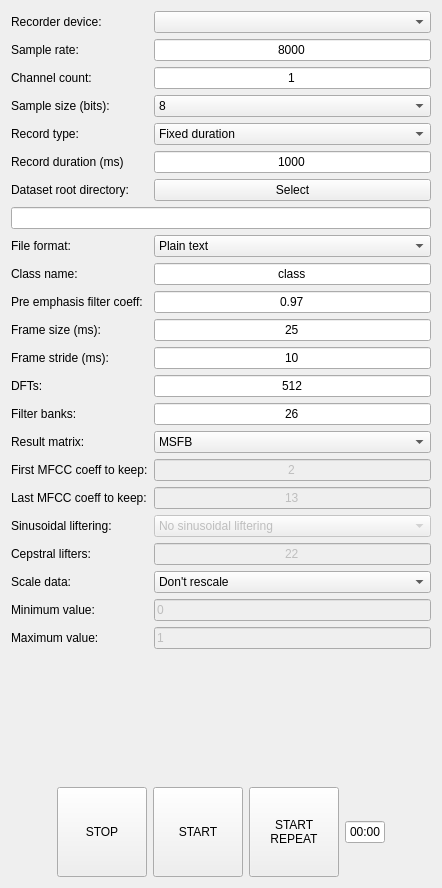
Qt form mainwindow.ui (Tai-Min/Spectogram-Dataset-Recorder) before a commit.
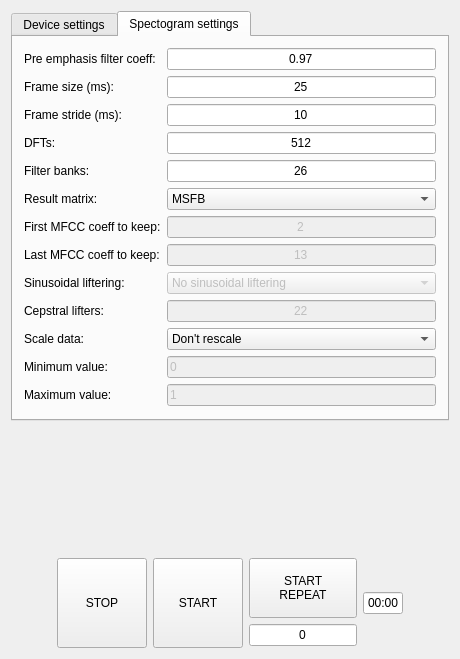
The same form after that commit.

Commit message: Redesign UI, add number of repeats input

The edit to the form file:
```diff
--- a/mainwindow.ui
+++ b/mainwindow.ui
@@ -6,8 +6,8 @@
    <rect>
     <x>0</x>
     <y>0</y>
-    <width>442</width>
-    <height>888</height>
+    <width>460</width>
+    <height>652</height>
    </rect>
   </property>
   <property name="sizePolicy">
@@ -28,12 +28,15 @@
    </property>
    <layout class="QVBoxLayout" name="verticalLayout_2">
     <item>
-     <layout class="QVBoxLayout" name="verticalLayout">
-      <property name="spacing">
-       <number>10</number>
+     <widget class="QTabWidget" name="tabWidget">
+      <property name="currentIndex">
+       <number>1</number>
       </property>
-      <item>
-       <layout class="QFormLayout" name="formLayout">
+      <widget class="QWidget" name="tab">
+       <attribute name="title">
+        <string>Device settings</string>
+       </attribute>
+       <layout class="QFormLayout" name="formLayout_2">
         <item row="0" column="0">
          <widget class="QLabel" name="label">
           <property name="maximumSize">
@@ -192,6 +195,30 @@
           </property>
          </widget>
         </item>
+        <item row="8" column="1">
+         <widget class="QComboBox" name="fileFormat">
+          <item>
+           <property name="text">
+            <string>Plain text</string>
+           </property>
+          </item>
+          <item>
+           <property name="text">
+            <string>Numpy array</string>
+           </property>
+          </item>
+          <item>
+           <property name="text">
+            <string>JPG color image</string>
+           </property>
+          </item>
+          <item>
+           <property name="text">
+            <string>JPG grayscale image</string>
+           </property>
+          </item>
+         </widget>
+        </item>
         <item row="9" column="0">
          <widget class="QLabel" name="label_5">
           <property name="text">
@@ -209,14 +236,21 @@
           </property>
          </widget>
         </item>
-        <item row="10" column="0">
+       </layout>
+      </widget>
+      <widget class="QWidget" name="tab_2">
+       <attribute name="title">
+        <string>Spectogram settings</string>
+       </attribute>
+       <layout class="QFormLayout" name="formLayout_3">
+        <item row="0" column="0">
          <widget class="QLabel" name="label_9">
           <property name="text">
            <string>Pre emphasis filter coeff:</string>
           </property>
          </widget>
         </item>
-        <item row="10" column="1">
+        <item row="0" column="1">
          <widget class="QLineEdit" name="preEmphasisInput">
           <property name="text">
            <string>0.97</string>
@@ -226,14 +260,14 @@
           </property>
          </widget>
         </item>
-        <item row="11" column="0">
+        <item row="1" column="0">
          <widget class="QLabel" name="label_10">
           <property name="text">
            <string>Frame size (ms):</string>
           </property>
          </widget>
         </item>
-        <item row="11" column="1">
+        <item row="1" column="1">
          <widget class="QLineEdit" name="frameSizeInput">
           <property name="text">
            <string>25</string>
@@ -243,14 +277,14 @@
           </property>
          </widget>
         </item>
-        <item row="12" column="0">
+        <item row="2" column="0">
          <widget class="QLabel" name="label_11">
           <property name="text">
            <string>Frame stride (ms):</string>
           </property>
          </widget>
         </item>
-        <item row="12" column="1">
+        <item row="2" column="1">
          <widget class="QLineEdit" name="frameStrideInput">
           <property name="text">
            <string>10</string>
@@ -260,14 +294,14 @@
           </property>
          </widget>
         </item>
-        <item row="13" column="0">
+        <item row="3" column="0">
          <widget class="QLabel" name="label_12">
           <property name="text">
            <string>DFTs:</string>
           </property>
          </widget>
         </item>
-        <item row="13" column="1">
+        <item row="3" column="1">
          <widget class="QLineEdit" name="FFTPointsInput">
           <property name="text">
            <string>512</string>
@@ -277,14 +311,14 @@
           </property>
          </widget>
         </item>
-        <item row="14" column="0">
+        <item row="4" column="0">
          <widget class="QLabel" name="label_13">
           <property name="text">
            <string>Filter banks:</string>
           </property>
          </widget>
         </item>
-        <item row="14" column="1">
+        <item row="4" column="1">
          <widget class="QLineEdit" name="filterBanksInput">
           <property name="text">
            <string>26</string>
@@ -294,14 +328,14 @@
           </property>
          </widget>
         </item>
-        <item row="15" column="0">
+        <item row="5" column="0">
          <widget class="QLabel" name="label_14">
           <property name="text">
            <string>Result matrix:</string>
           </property>
          </widget>
         </item>
-        <item row="15" column="1">
+        <item row="5" column="1">
          <widget class="QComboBox" name="resultMatrix">
           <item>
            <property name="text">
@@ -315,38 +349,14 @@
           </item>
          </widget>
         </item>
-        <item row="8" column="1">
-         <widget class="QComboBox" name="fileFormat">
-          <item>
-           <property name="text">
-            <string>Plain text</string>
-           </property>
-          </item>
-          <item>
-           <property name="text">
-            <string>Numpy array</string>
-           </property>
-          </item>
-          <item>
-           <property name="text">
-            <string>JPG color image</string>
-           </property>
-          </item>
-          <item>
-           <property name="text">
-            <string>JPG grayscale image</string>
-           </property>
-          </item>
-         </widget>
-        </item>
-        <item row="16" column="0">
+        <item row="6" column="0">
          <widget class="QLabel" name="label_16">
           <property name="text">
            <string>First MFCC coeff to keep:</string>
           </property>
          </widget>
         </item>
-        <item row="16" column="1">
+        <item row="6" column="1">
          <widget class="QLineEdit" name="firstMFCCInput">
           <property name="enabled">
            <bool>false</bool>
@@ -359,14 +369,14 @@
           </property>
          </widget>
         </item>
-        <item row="17" column="0">
+        <item row="7" column="0">
          <widget class="QLabel" name="label_17">
           <property name="text">
            <string>Last MFCC coeff to keep:</string>
           </property>
          </widget>
         </item>
-        <item row="17" column="1">
+        <item row="7" column="1">
          <widget class="QLineEdit" name="lastMFCCInput">
           <property name="enabled">
            <bool>false</bool>
@@ -379,7 +389,14 @@
           </property>
          </widget>
         </item>
-        <item row="18" column="1">
+        <item row="8" column="0">
+         <widget class="QLabel" name="label_18">
+          <property name="text">
+           <string>Sinusoidal liftering:</string>
+          </property>
+         </widget>
+        </item>
+        <item row="8" column="1">
          <widget class="QComboBox" name="lifteringInput">
           <property name="enabled">
            <bool>false</bool>
@@ -396,21 +413,14 @@
           </item>
          </widget>
         </item>
-        <item row="18" column="0">
-         <widget class="QLabel" name="label_18">
-          <property name="text">
-           <string>Sinusoidal liftering:</string>
-          </property>
-         </widget>
-        </item>
-        <item row="19" column="0">
+        <item row="9" column="0">
          <widget class="QLabel" name="label_19">
           <property name="text">
            <string>Cepstral lifters:</string>
           </property>
          </widget>
         </item>
-        <item row="19" column="1">
+        <item row="9" column="1">
          <widget class="QLineEdit" name="cepLiftersInput">
           <property name="enabled">
            <bool>false</bool>
@@ -423,14 +433,14 @@
           </property>
          </widget>
         </item>
-        <item row="20" column="0">
+        <item row="10" column="0">
          <widget class="QLabel" name="label_20">
           <property name="text">
            <string>Scale data:</string>
           </property>
          </widget>
         </item>
-        <item row="20" column="1">
+        <item row="10" column="1">
          <widget class="QComboBox" name="rescaleInput">
           <item>
            <property name="text">
@@ -444,31 +454,31 @@
           </item>
          </widget>
         </item>
-        <item row="21" column="1">
-         <widget class="QLineEdit" name="rescaleMinInput">
-          <property name="enabled">
-           <bool>false</bool>
-          </property>
-          <property name="text">
-           <string>0</string>
-          </property>
-         </widget>
-        </item>
-        <item row="21" column="0">
+        <item row="11" column="0">
          <widget class="QLabel" name="label_21">
           <property name="text">
            <string>Minimum value:</string>
           </property>
          </widget>
         </item>
-        <item row="22" column="0">
+        <item row="11" column="1">
+         <widget class="QLineEdit" name="rescaleMinInput">
+          <property name="enabled">
+           <bool>false</bool>
+          </property>
+          <property name="text">
+           <string>0</string>
+          </property>
+         </widget>
+        </item>
+        <item row="12" column="0">
          <widget class="QLabel" name="label_22">
           <property name="text">
            <string>Maximum value:</string>
           </property>
          </widget>
         </item>
-        <item row="22" column="1">
+        <item row="12" column="1">
          <widget class="QLineEdit" name="rescaleMaxInput">
           <property name="enabled">
            <bool>false</bool>
@@ -479,8 +489,8 @@
          </widget>
         </item>
        </layout>
-      </item>
-     </layout>
+      </widget>
+     </widget>
     </item>
     <item>
      <widget class="QLabel" name="spectogramLabel">
@@ -543,18 +553,32 @@
        </widget>
       </item>
       <item>
-       <widget class="QPushButton" name="startRepeatButton">
-        <property name="minimumSize">
-         <size>
-          <width>90</width>
-          <height>90</height>
-         </size>
-        </property>
-        <property name="text">
-         <string>START 
+       <layout class="QVBoxLayout" name="verticalLayout_3">
+        <item>
+         <widget class="QPushButton" name="startRepeatButton">
+          <property name="minimumSize">
+           <size>
+            <width>90</width>
+            <height>60</height>
+           </size>
+          </property>
+          <property name="text">
+           <string>START 
 REPEAT</string>
-        </property>
-       </widget>
+          </property>
+         </widget>
+        </item>
+        <item>
+         <widget class="QLineEdit" name="numRepeatsInput">
+          <property name="text">
+           <string>0</string>
+          </property>
+          <property name="alignment">
+           <set>Qt::AlignCenter</set>
+          </property>
+         </widget>
+        </item>
+       </layout>
       </item>
       <item>
        <widget class="QLineEdit" name="timeLabel">
```
The commit also changes 3 other files.
